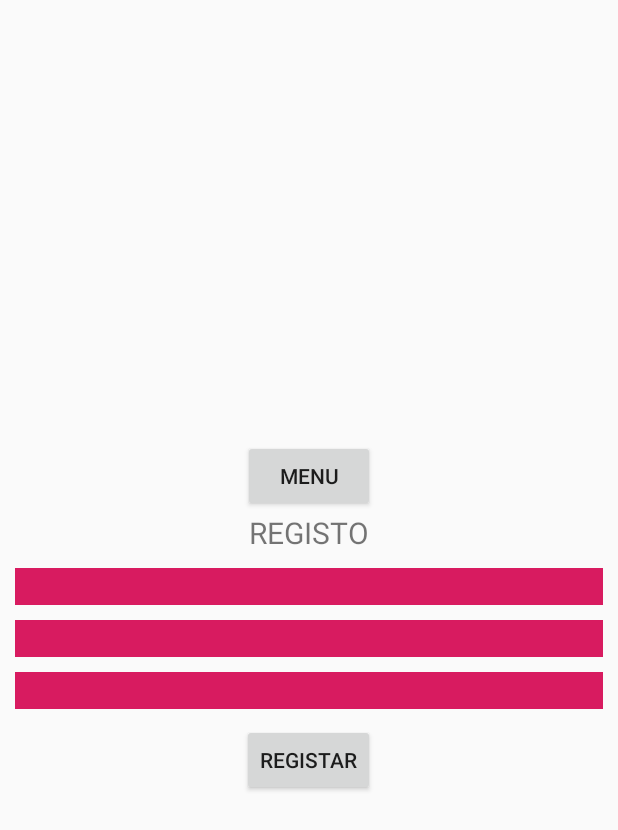
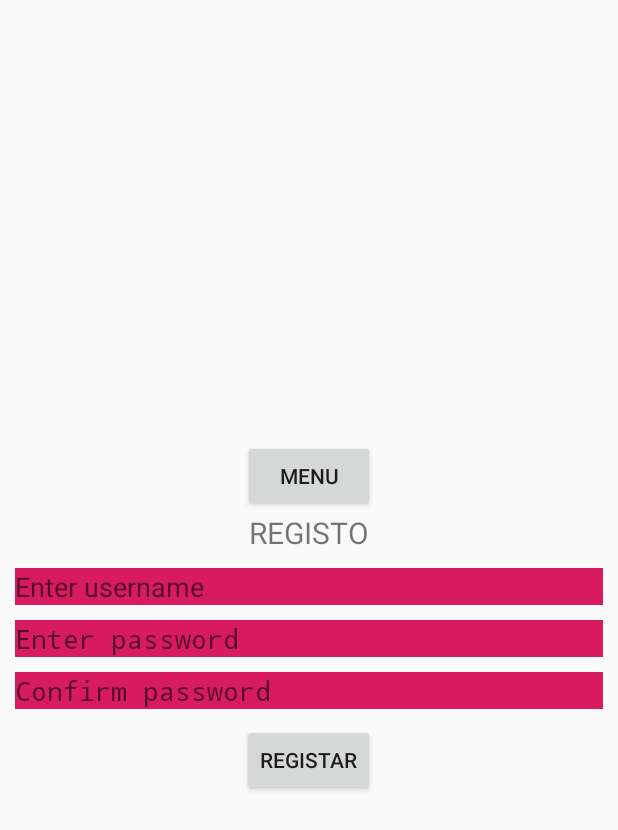
Before and after one commit to carolinafsilva/ubi5stars, an Android app: the Register screen opened directly, with no data from a screen before it, on a phone screen of 412 x 824 dp. Shown: the top 830 px of the screen. Run offline under Robolectric (Android 15) with nearby library versions, the light colour scheme and no system bars; our stand-ins replace Firebase (no records; nobody signed in at launch, a user with empty details on screens opened directly).

Commit message:
Changed hinr -> hint

```diff
--- a/app/src/main/res/layout/activity_register.xml
+++ b/app/src/main/res/layout/activity_register.xml
@@ -27,7 +27,7 @@
         android:layout_height="wrap_content"
         android:layout_marginBottom="10dp"
         android:inputType="textEmailAddress"
-        android:hinr="Enter username"
+        android:hint="Enter username"
         android:background="@color/colorAccent" />
 
     <EditText
@@ -36,7 +36,7 @@
         android:layout_height="wrap_content"
         android:layout_marginBottom="10dp"
         android:inputType="textPassword"
-        android:hinr="Enter password"
+        android:hint="Enter password"
         android:background="@color/colorAccent" />
 
     <EditText
@@ -45,7 +45,7 @@
         android:layout_height="wrap_content"
         android:layout_marginBottom="10dp"
         android:inputType="textPassword"
-        android:hinr="Confirm password"
+        android:hint="Confirm password"
         android:background="@color/colorAccent" />
 
     <Button
```
